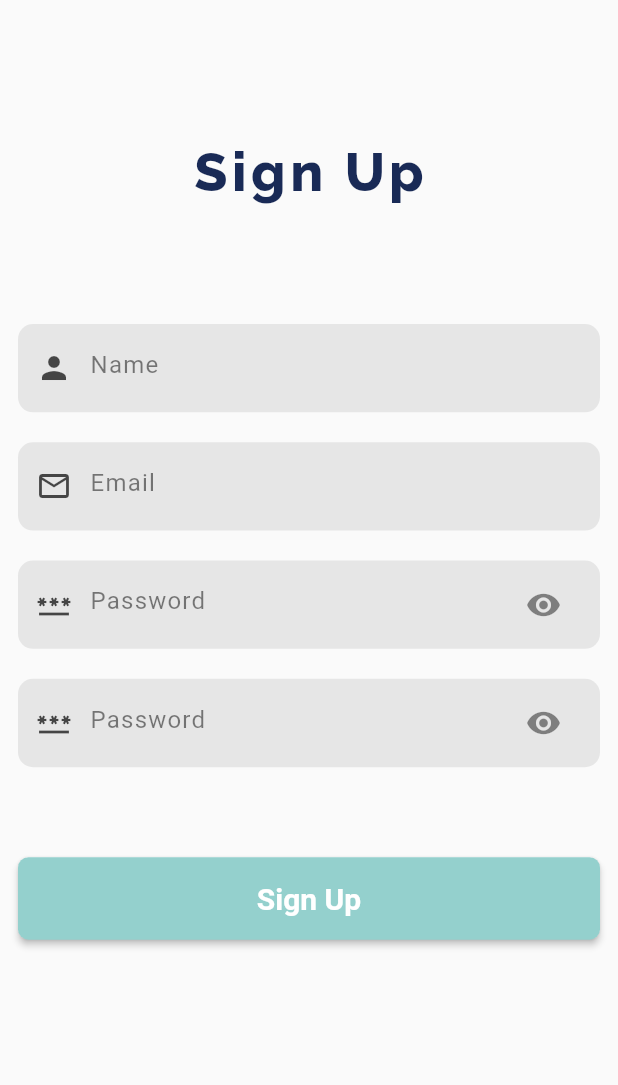
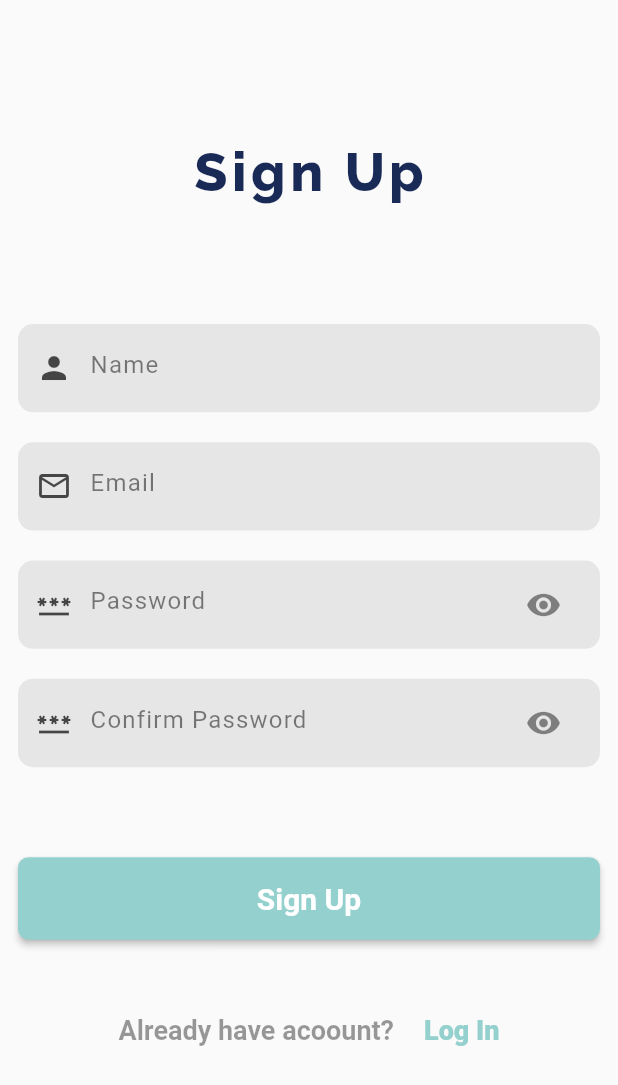
Before and after one commit to vshnu97/Firebase_project, a Flutter app: the screen it shows after launch, after a tap on "Sign Up", on a phone screen of 412 x 824 dp. Shown: the top 1085 px of the screen. Run offline on Flutter 3.47's test engine with Material 2 defaults, Android fonts, the phone set to English and light mode, and no system bars; our stand-ins replace firebase_auth, firebase_core, google_fonts; accounts and stored records are empty; network calls fail.

Commit message:
thirrd auth done signup

```diff
--- a/lib/login/view/screen_home.dart
+++ b/lib/login/view/screen_home.dart
@@ -1,15 +1,30 @@
 import 'package:firebase_project/login/view/widgets/container_widget.dart';
+import 'package:firebase_project/login/viewmodel/auth_prov.dart';
 import 'package:firebase_project/routes/navigator.dart';
 import 'package:firebase_project/sign_up/view/screen_sign_up.dart';
 import 'package:firebase_project/utitis/colors/colors.dart';
 import 'package:firebase_project/utitis/sizedbox/sizedbox.dart';
 import 'package:flutter/material.dart';
+import 'package:provider/provider.dart';
 import '../../utitis/fonts/fonts.dart';
 import 'widgets/button_widget.dart';
 import 'widgets/textfield_widget.dart';
 
-class ScreenHome extends StatelessWidget {
+class ScreenHome extends StatefulWidget {
   const ScreenHome({Key? key}) : super(key: key);
+
+  @override
+  State<ScreenHome> createState() => _ScreenHomeState();
+}
+
+class _ScreenHomeState extends State<ScreenHome> {
+  @override
+  void dispose() {
+    context.read<AuthenticationProv>().emailTextEditingController.dispose();
+    context.read<AuthenticationProv>().passwordTextEditingController.dispose();
+
+    super.dispose();
+  }
 
   @override
   Widget build(BuildContext context) {
@@ -18,7 +33,7 @@ class ScreenHome extends StatelessWidget {
     return Scaffold(
       resizeToAvoidBottomInset: false,
       body: Padding(
-        padding: const EdgeInsets.all(10.0),
+        padding: const EdgeInsets.all(16.0),
         child: Column(
           crossAxisAlignment: CrossAxisAlignment.start,
           children: [
@@ -80,6 +95,7 @@ class ScreenHome extends StatelessWidget {
                   color: kBlackColor.withOpacity(.08),
                   borderRadius: BorderRadius.circular(10)),
               child: TextField(
+                controller: context.read<AuthenticationProv>().emailTextEditingController,
                 keyboardType: TextInputType.emailAddress,
                 style: TextStyle(
                     color: kBlackColor.withOpacity(.8), letterSpacing: .8),
@@ -97,7 +113,7 @@ class ScreenHome extends StatelessWidget {
             TextfieldWidgetPassword(
               hinttext: 'Password',
               inputType: TextInputType.visiblePassword,
-              prefixIcon: Icons.password_outlined,
+              prefixIcon: Icons.password_outlined, controller: context.read<AuthenticationProv>().passwordTextEditingController,
             ),
             ksizedBox20,
             Row(
@@ -158,7 +174,7 @@ class DividerWidget extends StatelessWidget {
   @override
   Widget build(BuildContext context) {
     return SizedBox(
-      width: (_size / 2) - 18,
+      width: (_size / 2) - 25,
       child: const Divider(),
     );
   }
--- a/lib/login/view/widgets/textfield_widget.dart
+++ b/lib/login/view/widgets/textfield_widget.dart
@@ -8,11 +8,13 @@ class TextfieldWidgetPassword extends StatelessWidget {
   IconData prefixIcon;
   TextInputType inputType;
   Icon? suffixIcon;
+  TextEditingController controller;
   TextfieldWidgetPassword(
       {Key? key,
       required this.hinttext,
       required this.inputType,
       required this.prefixIcon,
+      required this.controller,
       this.suffixIcon})
       : super(key: key);
 
@@ -27,11 +29,13 @@ class TextfieldWidgetPassword extends StatelessWidget {
       decoration: BoxDecoration(
           color: kBlackColor.withOpacity(.08),
           borderRadius: BorderRadius.circular(10)),
-      child: Consumer<LoginProv>(builder: (context, value, child) =>
-         TextField(
+      child: Consumer<LoginProv>(
+        builder: (context, value, child) => TextField(
+          controller: controller,
           obscureText: context.read<LoginProv>().isObscure,
           keyboardType: inputType,
-          style: TextStyle(color: kBlackColor.withOpacity(.8), letterSpacing: .8),
+          style:
+              TextStyle(color: kBlackColor.withOpacity(.8), letterSpacing: .8),
           decoration: InputDecoration(
               border: InputBorder.none,
               prefixIcon: Icon(prefixIcon, color: kBlackColor.withOpacity(.7)),
@@ -40,7 +44,6 @@ class TextfieldWidgetPassword extends StatelessWidget {
                   TextStyle(color: kBlackColor.withOpacity(.5), fontSize: 16),
               suffixIcon: IconButton(
                 onPressed: () {
-                  print('sjdgksgskgbvs');
                   context.read<LoginProv>().passwordHide();
                 },
                 icon: Icon(context.read<LoginProv>().isObscure
--- a/lib/main.dart
+++ b/lib/main.dart
@@ -1,14 +1,24 @@
+
+import 'package:firebase_auth/firebase_auth.dart';
+import 'package:firebase_core/firebase_core.dart';
 import 'package:firebase_project/login/view/screen_home.dart';
+import 'package:firebase_project/login/viewmodel/auth_prov.dart';
 import 'package:firebase_project/login/viewmodel/login.dart';
 import 'package:firebase_project/routes/navigator.dart';
+import 'package:firebase_project/sign_up/view_model/auth_provider.dart';
+import 'package:firebase_project/sign_up/view_model/sign_up.dart';
 import 'package:flutter/material.dart';
 import 'package:provider/provider.dart';
 
-void main(List<String> args) {
+void main(List<String> args) async {
+  WidgetsFlutterBinding.ensureInitialized();
+  await Firebase.initializeApp();
   runApp(MultiProvider(providers: [
-    ChangeNotifierProvider<LoginProv>(
-      create: ((context) => LoginProv()),
-    )
+    ChangeNotifierProvider<LoginProv>(create: ((context) => LoginProv())),
+    ChangeNotifierProvider<SignUpProv>(create: ((context) => SignUpProv())),
+     ChangeNotifierProvider<SignUpAuthPro>(create: ((context) => SignUpAuthPro(FirebaseAuth.instance))),
+    ChangeNotifierProvider<AuthenticationProv>(create: ((context) => AuthenticationProv(FirebaseAuth.instance))),
+    StreamProvider(create: (context)=> context.watch<AuthenticationProv>().stream(), initialData: null)
   ], child: const MyApp()));
 }
 
--- a/lib/sign_up/view/screen_sign_up.dart
+++ b/lib/sign_up/view/screen_sign_up.dart
@@ -1,5 +1,7 @@
-import 'package:firebase_project/login/viewmodel/login.dart';
+import 'package:firebase_project/routes/navigator.dart';
 import 'package:firebase_project/sign_up/view/widget/signup_textfield.dart';
+import 'package:firebase_project/sign_up/view_model/auth_provider.dart';
+import 'package:firebase_project/sign_up/view_model/sign_up.dart';
 import 'package:firebase_project/utitis/colors/colors.dart';
 import 'package:firebase_project/utitis/fonts/fonts.dart';
 import 'package:firebase_project/utitis/sizedbox/sizedbox.dart';
@@ -29,6 +31,7 @@ class ScreenSignUp extends StatelessWidget {
             ),
             ksizedBox20,
             SignupTextField(
+              contoller: context.read<SignUpAuthPro>().signUpTextController ,
               hintText: 'Email',
               iconprefix: Icons.email_outlined,
             ),
@@ -41,9 +44,11 @@ class ScreenSignUp extends StatelessWidget {
               decoration: BoxDecoration(
                   color: kBlackColor.withOpacity(.08),
                   borderRadius: BorderRadius.circular(10)),
-              child: Consumer<LoginProv>(
+              child: Consumer<SignUpProv>(
                 builder: (context, value, child) => TextField(
-                  obscureText: context.read<LoginProv>().isObscure,
+                  controller:context.read<SignUpAuthPro>().signUppasswrdController
+                  ,
+                  obscureText: context.read<SignUpProv>().isObscure,
                   keyboardType: TextInputType.text,
                   style: TextStyle(
                       color: kBlackColor.withOpacity(.8), letterSpacing: .8),
@@ -56,9 +61,9 @@ class ScreenSignUp extends StatelessWidget {
                           color: kBlackColor.withOpacity(.5), fontSize: 16),
                       suffixIcon: IconButton(
                         onPressed: () {
-                          context.read<LoginProv>().passwordHide();
+                          context.read<SignUpProv>().passwordHide();
                         },
-                        icon: Icon(context.read<LoginProv>().isObscure
+                        icon: Icon(context.read<SignUpProv>().isObscure
                             ? Icons.visibility
                             : Icons.visibility_off),
                       )),
@@ -74,9 +79,9 @@ class ScreenSignUp extends StatelessWidget {
               decoration: BoxDecoration(
                   color: kBlackColor.withOpacity(.08),
                   borderRadius: BorderRadius.circular(10)),
-              child: Consumer<LoginProv>(
+              child: Consumer<SignUpProv>(
                 builder: (context, value, child) => TextField(
-                  obscureText: context.read<LoginProv>().isObscure,
+                  obscureText: context.read<SignUpProv>().isobscureConfirm,
                   keyboardType: TextInputType.text,
                   style: TextStyle(
                       color: kBlackColor.withOpacity(.8), letterSpacing: .8),
@@ -84,14 +89,14 @@ class ScreenSignUp extends StatelessWidget {
                       border: InputBorder.none,
                       prefixIcon: Icon(Icons.password_outlined,
                           color: kBlackColor.withOpacity(.7)),
-                      hintText: 'Password',
+                      hintText: 'Confirm Password',
                       hintStyle: TextStyle(
                           color: kBlackColor.withOpacity(.5), fontSize: 16),
                       suffixIcon: IconButton(
                         onPressed: () {
-                          context.read<LoginProv>().passwordHide();
+                          context.read<SignUpProv>().passwordHideConfirm();
                         },
-                        icon: Icon(context.read<LoginProv>().isObscure
+                        icon: Icon(context.read<SignUpProv>().isobscureConfirm
                             ? Icons.visibility
                             : Icons.visibility_off),
                       )),
@@ -102,7 +107,13 @@ class ScreenSignUp extends StatelessWidget {
             SizedBox(
       width: double.infinity,
       child: MaterialButton(
-        onPressed: () {},
+        onPressed: ()async {
+
+           final msg = await context.read<SignUpAuthPro>().signUp();
+          if (msg == '') return;
+          pop(context, msg);
+
+        },
         shape: RoundedRectangleBorder(borderRadius: BorderRadius.circular(7)),
         child: const Padding(
           padding: EdgeInsets.symmetric(vertical: 16),
@@ -115,6 +126,30 @@ class ScreenSignUp extends StatelessWidget {
         color: defaultColor,
       ),
     ),
+     ksizedBox50,
+            Row(
+              mainAxisAlignment: MainAxisAlignment.center,
+              children: [
+                Text("Already have acoount?",
+                    style: TextStyle(
+                        fontSize: 18,
+                        fontWeight: FontWeight.w600,
+                        color: kBlackColor.withOpacity(.4))),
+                wsizedBox20,
+                GestureDetector(
+                  onTap: () {
+                    Routes.popScreen();
+                  },
+                  child: const Text(
+                    "Log In",
+                    style: TextStyle(
+                        color: defaultColor,
+                        fontSize: 18,
+                        fontWeight: FontWeight.w800),
+                  ),
+                )
+              ],
+            )
 
 
           ],
@@ -122,4 +157,21 @@ class ScreenSignUp extends StatelessWidget {
       ),
     );
   }
+   void pop(BuildContext context, String msg) {
+    ScaffoldMessenger.of(context).showSnackBar(SnackBar(
+
+      shape: const RoundedRectangleBorder(borderRadius: BorderRadius.all(Radius.circular(10))),
+        duration:  const Duration(milliseconds: 1500),
+       // animation: const Animation<double>(.5),
+        behavior: SnackBarBehavior.floating,
+        backgroundColor: const Color.fromARGB(255, 215, 6, 6),
+        margin: const EdgeInsets.all(20),
+        content: Padding(
+          padding: const EdgeInsets.symmetric(vertical: 9),
+          child: Text(
+            msg,
+            style: const TextStyle(letterSpacing: 2,fontWeight: FontWeight.w500),
+          ),
+        )));
+  }
 }
--- a/lib/sign_up/view/widget/signup_textfield.dart
+++ b/lib/sign_up/view/widget/signup_textfield.dart
@@ -5,8 +5,9 @@ import 'package:flutter/material.dart';
 class SignupTextField extends StatelessWidget {
   String hintText;
   IconData iconprefix;
+  TextEditingController? contoller;
    SignupTextField({
-    Key? key,required this.hintText, required this.iconprefix
+    Key? key,required this.hintText, required this.iconprefix, this.contoller
 
   }) : super(key: key);
 
@@ -24,6 +25,8 @@ class SignupTextField extends StatelessWidget {
           color: kBlackColor.withOpacity(.08),
           borderRadius: BorderRadius.circular(10)),
       child: TextField(
+
+        controller:contoller,
         keyboardType: TextInputType.emailAddress,
         style: TextStyle(
             color: kBlackColor.withOpacity(.8), letterSpacing: .8),
--- /dev/null
+++ b/lib/sign_up/view_model/auth_provider.dart
@@ -0,0 +1,29 @@
+import 'dart:developer';
+
+import 'package:firebase_auth/firebase_auth.dart';
+import 'package:flutter/cupertino.dart';
+
+class SignUpAuthPro extends ChangeNotifier {
+  FirebaseAuth firebase;
+  SignUpAuthPro(this.firebase);
+
+  Stream<User?> stream() {
+    return firebase.authStateChanges();
+  }
+
+  final signUpTextController = TextEditingController();
+  final signUppasswrdController = TextEditingController();
+
+  Future<String> signUp() async {
+    log(signUpTextController.text.toString());
+    try {
+      await firebase.createUserWithEmailAndPassword(
+          email: signUpTextController.text.trim(),
+          password: signUppasswrdController.text.trim());
+
+      return Future.value('');
+    } on FirebaseAuthException catch (exep) {
+      return Future.value(exep.message);
+    }
+  }
+}
--- /dev/null
+++ b/lib/sign_up/view_model/sign_up.dart
@@ -0,0 +1,16 @@
+import 'package:flutter/cupertino.dart';
+
+class SignUpProv extends ChangeNotifier{
+   bool isObscure = true;
+   bool isobscureConfirm =true;
+
+   passwordHide(){
+    isObscure = !isObscure;
+    notifyListeners();
+   }
+    passwordHideConfirm(){
+    isobscureConfirm = !isobscureConfirm;
+    notifyListeners();
+   }
+
+}
--- a/pubspec.yaml
+++ b/pubspec.yaml
@@ -33,6 +33,9 @@ dependencies:
     sdk: flutter
 
   google_fonts:
+  firebase_auth: ^3.4.2
+  firebase_core: ^1.20.0
+
 
 dev_dependencies:
   # The "flutter_lints" package below contains a set of recommended lints to
```
Also changed, not shown: lib/login/view/widgets/button_widget.dart (+26 -2 lines), lib/login/viewmodel/auth_prov.dart (added, +25 -0 lines), lib/main_page/screen_main.dart (added, +38 -0 lines), pubspec.lock, 9 other files.
